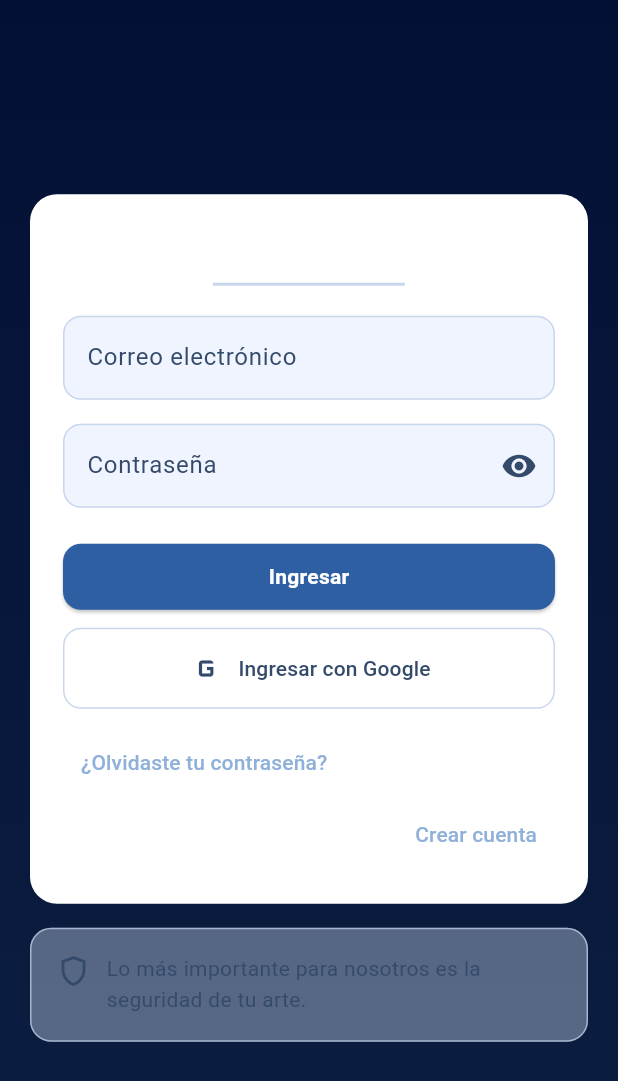
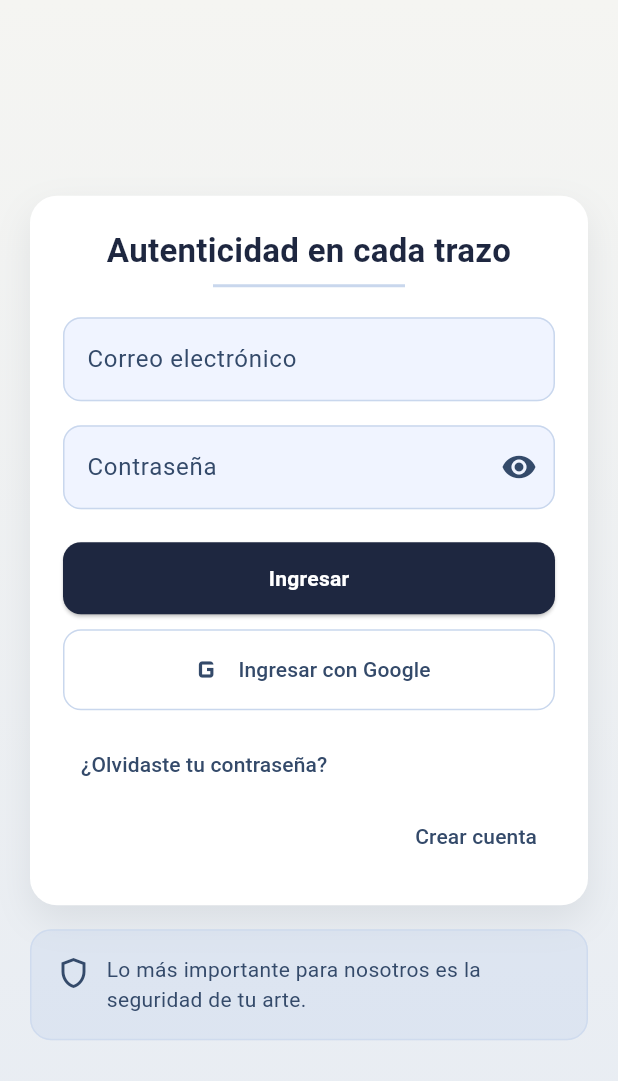
Before and after one commit to Joelpapita12/verificarte, a Flutter app: the screen it shows after launch, after a tap on "Iniciar sesión", on a phone screen of 412 x 824 dp. Shown: the top 1081 px of the screen. Run offline on Flutter 3.47's test engine with Material 3 defaults, Android fonts, the phone set to English and light mode, and no system bars; our stand-ins replace google_sign_in, pdf, printing; missing offline and left inert: dart:html, pointycastle, universal_html; accounts and stored records are empty; network calls fail; Roboto replaces fonts that are missing (Georgia).

Commit message:
Revert login screen to original appearance, immune to theme toggle
La pantalla de login mantiene siempre su aspecto original (gradiente crema,
tarjeta blanca, botón azul marino oscuro). El toggle claro/oscuro solo afecta
la app una vez que el usuario inició sesión.

Co-Authored-By: Claude Sonnet 4.6 <noreply@anthropic.com>

```diff
--- a/lib/screens/login_screen.dart
+++ b/lib/screens/login_screen.dart
@@ -2,7 +2,6 @@ import 'dart:async';
 
 import 'package:flutter/material.dart';
 
-import '../services/theme_service.dart';
 import '../theme/app_colors.dart';
 import '../widgets/app_buttons.dart';
 import '../services/auth_api.dart';
@@ -164,9 +163,38 @@ class _LoginScreenState extends State<LoginScreen> {
     );
   }
 
+  static final ThemeData _loginTheme = ThemeData(
+    fontFamily: 'Georgia',
+    textTheme: const TextTheme(
+      headlineSmall: TextStyle(
+        fontSize: 22,
+        fontWeight: FontWeight.w700,
+        letterSpacing: 0.2,
+        color: Color(0xFF1E2740),
+      ),
+    ),
+    elevatedButtonTheme: ElevatedButtonThemeData(
+      style: ElevatedButton.styleFrom(
+        backgroundColor: const Color(0xFF1E2740),
+        foregroundColor: Colors.white,
+        minimumSize: const Size(double.infinity, 48),
+        shape: const RoundedRectangleBorder(
+          borderRadius: BorderRadius.all(Radius.circular(12)),
+        ),
+        padding: const EdgeInsets.symmetric(vertical: 14, horizontal: 20),
+        textStyle: const TextStyle(fontWeight: FontWeight.w700, letterSpacing: 0.2),
+      ),
+    ),
+    textButtonTheme: TextButtonThemeData(
+      style: TextButton.styleFrom(foregroundColor: const Color(0xFF344A6A)),
+    ),
+  );
+
   @override
   Widget build(BuildContext context) {
-    return Scaffold(
+    return Theme(
+      data: _loginTheme,
+      child: Scaffold(
       body: LayoutBuilder(
         builder: (context, constraints) {
           final bool isWide = constraints.maxWidth >= 900;
@@ -174,16 +202,13 @@ class _LoginScreenState extends State<LoginScreen> {
               ? 420
               : (constraints.maxWidth * 0.92).clamp(320, 520);
 
-          final isDark = ThemeService.instance.isDark;
           return Container(
             width: double.infinity,
-            decoration: BoxDecoration(
+            decoration: const BoxDecoration(
               gradient: LinearGradient(
                 begin: Alignment.topCenter,
                 end: Alignment.bottomCenter,
-                colors: isDark
-                    ? [const Color(0xFF031035), const Color(0xFF0C1F41)]
-                    : [const Color(0xFF1565C0), const Color(0xFF0D47A1)],
+                colors: [Color(0xFFF5F5F2), Color(0xFFE7ECF3)],
               ),
             ),
             child: Center(
@@ -407,6 +432,7 @@ class _LoginScreenState extends State<LoginScreen> {
           );
         },
       ),
+      ),
     );
   }
 }
```
